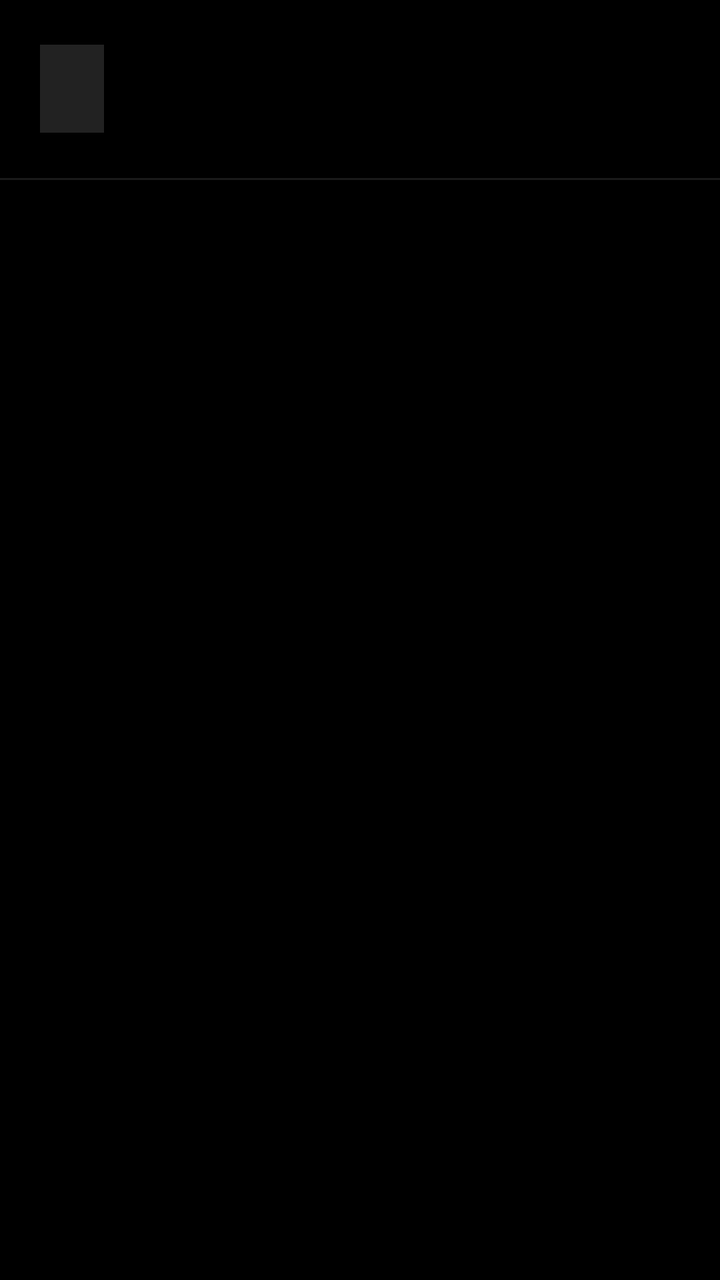
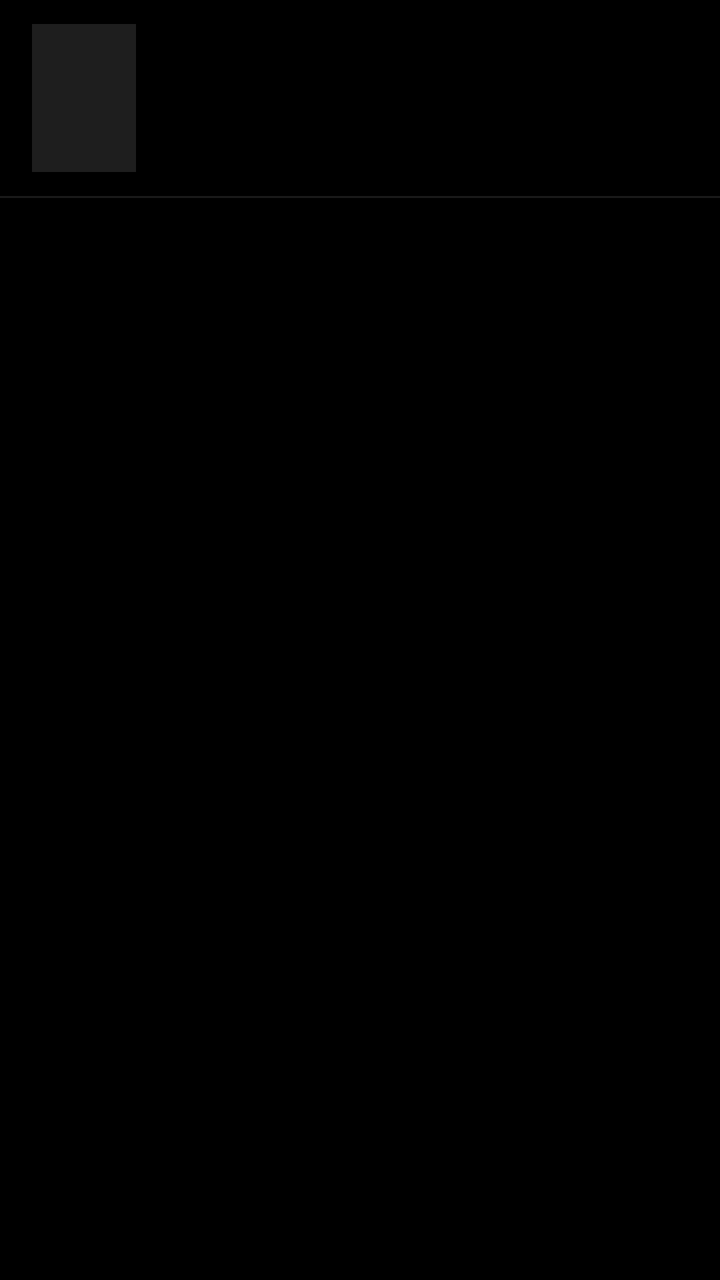

Screens rendered from an Android XML layout before and after an edit, with the pre-edit source and the edit as a unified diff.
<!-- AndroidManifest.xml: application theme Theme.ReaderMAE -->
<!-- res/layout/item_book.xml -->
<?xml version="1.0" encoding="utf-8"?>
<LinearLayout
    xmlns:android="http://schemas.android.com/apk/res/android"
    android:layout_width="match_parent"
    android:layout_height="wrap_content"
    android:orientation="vertical"
    android:background="?attr/selectableItemBackground">

    <LinearLayout
        android:layout_width="match_parent"
        android:layout_height="wrap_content"
        android:orientation="horizontal"
        android:gravity="center_vertical"
        android:paddingStart="20dp"
        android:paddingEnd="20dp"
        android:paddingTop="14dp"
        android:paddingBottom="14dp">

        <View
            android:layout_width="32dp"
            android:layout_height="44dp"
            android:background="#222222"
            android:layout_marginEnd="16dp" />

        <LinearLayout
            android:layout_width="0dp"
            android:layout_height="wrap_content"
            android:layout_weight="1"
            android:orientation="vertical">

            <TextView
                android:id="@+id/tvTitle"
                android:layout_width="match_parent"
                android:layout_height="wrap_content"
                android:textSize="16sp"
                android:textColor="#FFFFFF"
                android:fontFamily="serif"
                android:maxLines="2"
                android:ellipsize="end" />

            <TextView
                android:id="@+id/tvAuthor"
                android:layout_width="match_parent"
                android:layout_height="wrap_content"
                android:textSize="13sp"
                android:textColor="#888888"
                android:layout_marginTop="2dp"
                android:maxLines="1"
                android:ellipsize="end" />

            <TextView
                android:id="@+id/tvProgress"
                android:layout_width="match_parent"
                android:layout_height="wrap_content"
                android:textSize="12sp"
                android:textColor="#555555"
                android:layout_marginTop="4dp" />

        </LinearLayout>
    </LinearLayout>

    <View
        android:layout_width="match_parent"
        android:layout_height="1dp"
        android:background="#1A1A1A" />

</LinearLayout>
<!-- resources referenced by this layout -->
<resources>
  <style name="Theme.ReaderMAE" parent="Theme.MaterialComponents.DayNight.NoActionBar">
          <item name="colorPrimary">#FFFFFF</item>
          <item name="colorPrimaryVariant">#E0E0E0</item>
          <item name="colorOnPrimary">#000000</item>
          <item name="colorSecondary">#AAAAAA</item>
          <item name="colorOnSecondary">#000000</item>
          <item name="android:colorBackground">#000000</item>
          <item name="android:statusBarColor">#000000</item>
          <item name="android:navigationBarColor">#000000</item>
          <item name="android:windowLightStatusBar">false</item>
      </style>
</resources>

<!-- the commit's change to res/layout/item_book.xml (unified diff, before → after) -->
@@ -11,16 +11,20 @@
         android:layout_height="wrap_content"
         android:orientation="horizontal"
         android:gravity="center_vertical"
-        android:paddingStart="20dp"
+        android:paddingStart="16dp"
         android:paddingEnd="20dp"
-        android:paddingTop="14dp"
-        android:paddingBottom="14dp">
+        android:paddingTop="12dp"
+        android:paddingBottom="12dp">
 
-        <View
-            android:layout_width="32dp"
-            android:layout_height="44dp"
-            android:background="#222222"
-            android:layout_marginEnd="16dp" />
+        
+        <ImageView
+            android:id="@+id/ivCover"
+            android:layout_width="52dp"
+            android:layout_height="74dp"
+            android:layout_marginEnd="16dp"
+            android:scaleType="centerCrop"
+            android:background="#1E1E1E"
+            android:contentDescription="@null" />
 
         <LinearLayout
             android:layout_width="0dp"
